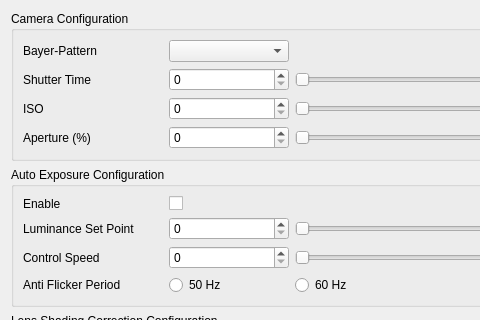
The window that dct_widgets/inoutbox/inoutbox.ui (KAYA-Instruments/SDI-Control-Point) describes before a commit, drawn with Qt 5; both pictures show x 0 to 480 and y 0 to 320 of the 700 by 928 pixel window.
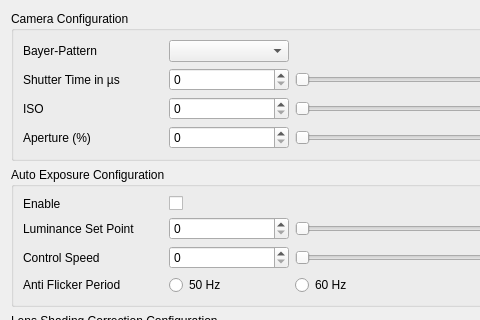
The same window after the commit.

```diff
--- a/dct_widgets/inoutbox/inoutbox.ui
+++ b/dct_widgets/inoutbox/inoutbox.ui
@@ -57,7 +57,7 @@
          </size>
         </property>
         <property name="text">
-         <string>Shutter Time</string>
+         <string>Shutter Time in µs</string>
         </property>
        </widget>
       </item>
```
